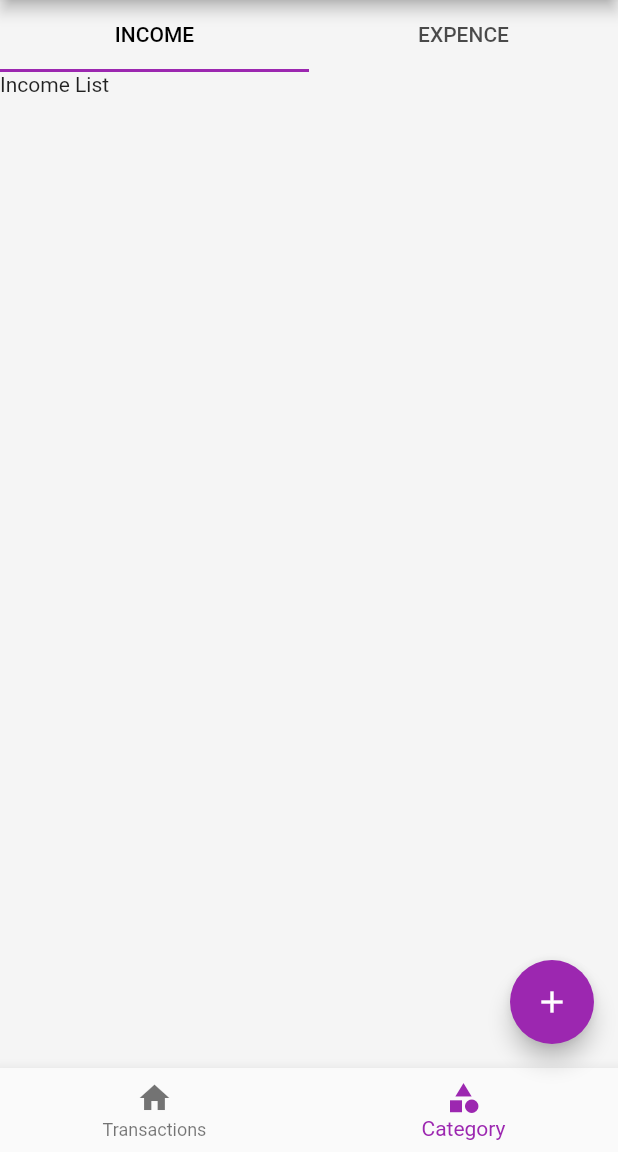
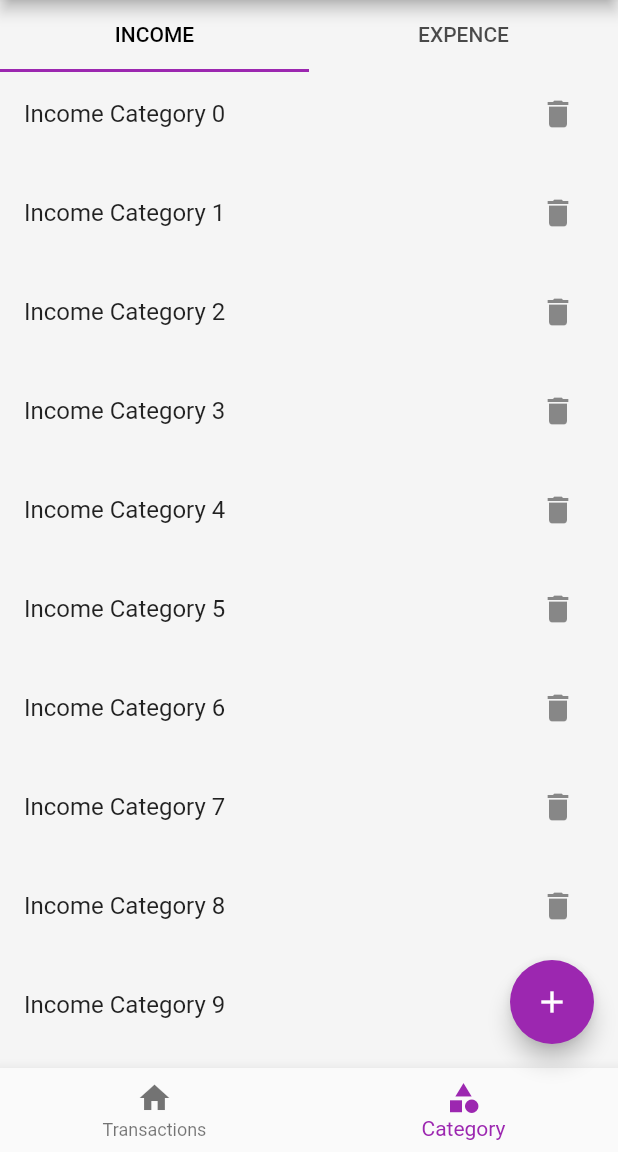
Before and after one commit to SidhardhCR/Money-Manager-App-Flutter, a Flutter app: the screen it shows after launch, item 2 of the bottom bar chosen, on a phone screen of 412 x 824 dp, the part 84-1236 px from its top. Run offline on Flutter 3.47's test engine with Material 2 defaults, Android fonts, the phone set to English and light mode, and no system bars.

Commit message:
UI completed

```diff
--- a/lib/screens/category/income_category_list.dart
+++ b/lib/screens/category/income_category_list.dart
@@ -0,0 +1,22 @@
+import 'package:flutter/material.dart';
+
+class IncomeCategoryList extends StatelessWidget {
+  const IncomeCategoryList({ Key? key }) : super(key: key);
+
+  @override
+  Widget build(BuildContext context) {
+    return ListView.separated(
+      itemBuilder: (ctx,index){
+        return ListTile(
+          title: Text('Income Category $index'),
+          trailing: IconButton(onPressed: (){}, icon: Icon(Icons.delete)),
+        );
+      },
+      separatorBuilder: (ctx,index){
+        return SizedBox(height: 10,);
+      },
+      itemCount: 20,
+
+    );
+  }
+}
--- a/lib/screens/category/screen_category.dart
+++ b/lib/screens/category/screen_category.dart
@@ -1,4 +1,6 @@
 import 'package:flutter/material.dart';
+import 'package:money_manager_app/screens/category/expense_category_list.dart';
+import 'package:money_manager_app/screens/category/income_category_list.dart';
 
 class ScreenCategory extends StatefulWidget {
   const ScreenCategory({ Key? key }) : super(key: key);
@@ -33,8 +35,8 @@ class _ScreenCategoryState extends State<ScreenCategory> with SingleTickerProvid
             child: TabBarView(
               controller: _tabController,
               children: [
-              Text('Income List '),
-              Text('Expence List'),
+              IncomeCategoryList(),
+              ExpenseCategoryList(),
             ]),
           )
         ],
```
Also changed, not shown: lib/screens/category/expense_category_list.dart (+22 -0 lines).
